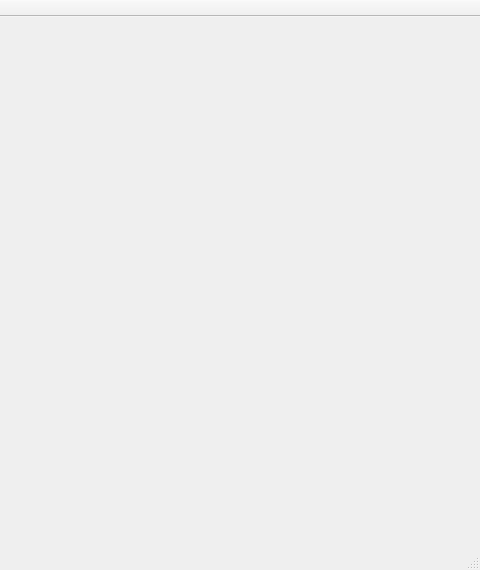
First picture: the form in zzr2/mainwindow.ui, repository longtaizi13579/DataStructer, before the edit; both pictures show x 358 to 838 and y 0 to 570 of the 838 by 570 pixel window.
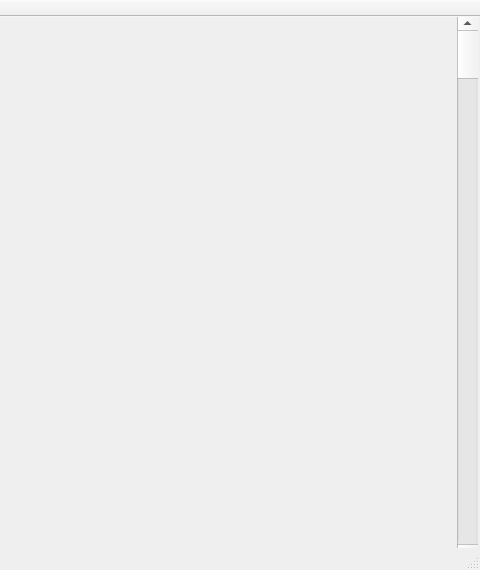
Second picture: the form after the edit.

Patch:
```diff
--- a/zzr2/mainwindow.ui
+++ b/zzr2/mainwindow.ui
@@ -13,7 +13,21 @@
   <property name="windowTitle">
    <string>MainWindow</string>
   </property>
-  <widget class="QWidget" name="centralWidget"/>
+  <widget class="QWidget" name="centralWidget">
+   <widget class="QScrollBar" name="verticalScrollBar">
+    <property name="geometry">
+     <rect>
+      <x>815</x>
+      <y>0</y>
+      <width>21</width>
+      <height>541</height>
+     </rect>
+    </property>
+    <property name="orientation">
+     <enum>Qt::Vertical</enum>
+    </property>
+   </widget>
+  </widget>
   <widget class="QMenuBar" name="menuBar">
    <property name="geometry">
     <rect>
```
